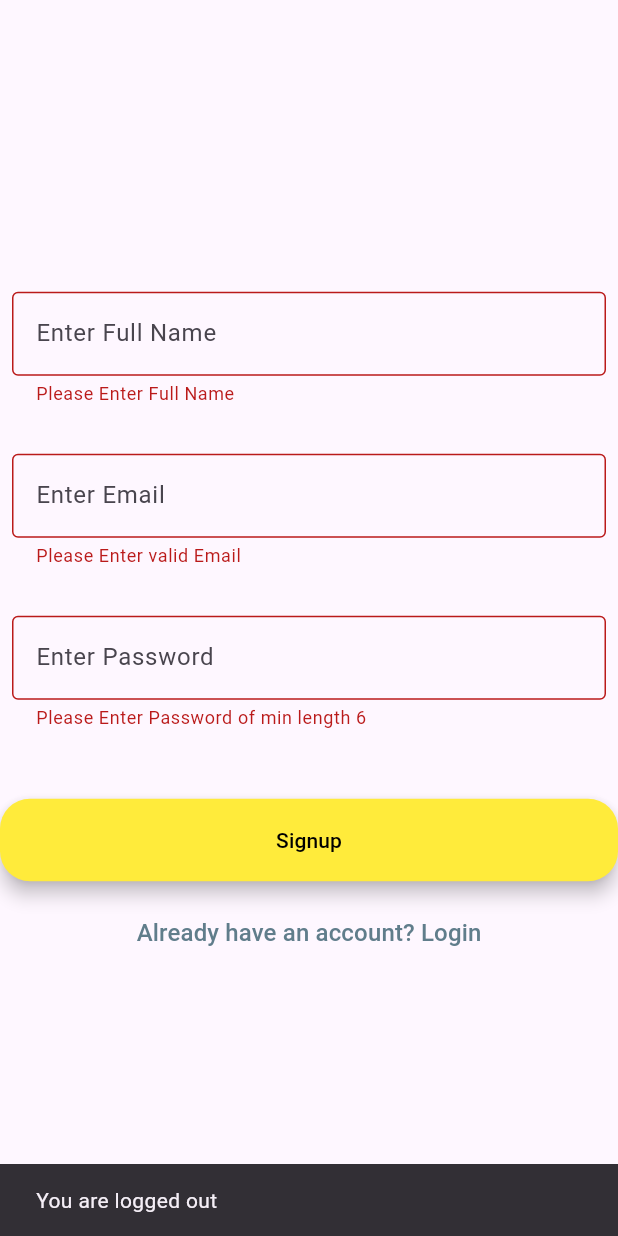
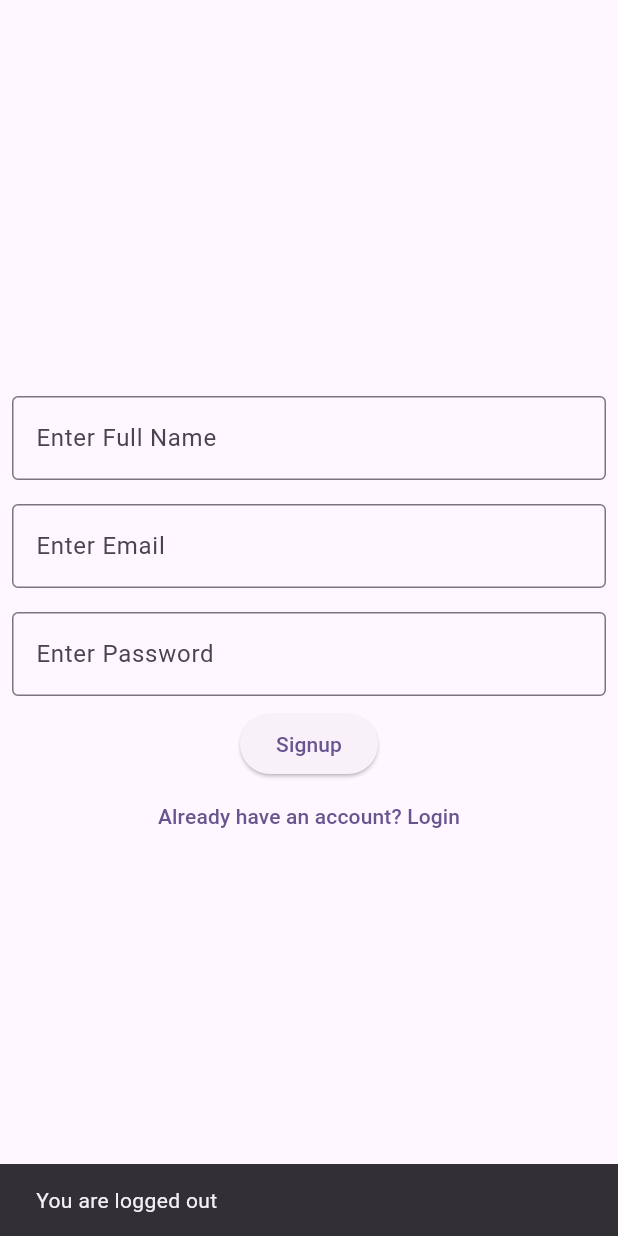
Before and after one commit to AbubakarSiddiquePA/healthy, a Flutter app: the screen it shows once a user with an empty profile is signed in, in the side drawer, after a tap on the "logout" icon, on a phone screen of 412 x 824 dp. Run offline on Flutter 3.47's test engine with Material 3 defaults, Android fonts, the phone set to English and light mode, and no system bars; our stand-ins replace cloud_firestore, firebase_auth, firebase_core, flutter_datetime_picker_plus, shared_preferences, table_calendar; accounts and stored records are empty.

Commit message:
provider added for auth part

```diff
--- a/lib/authentication/signin/signin.dart
+++ b/lib/authentication/signin/signin.dart
@@ -1,150 +1,78 @@
 import 'package:flutter/material.dart';
+import 'package:healthy/providers/loginprovider/loginform_provider.dart';
+import 'package:provider/provider.dart';
 import 'package:healthy/authentication/authfunctions/authfunctions.dart';
 
-class LoginForm extends StatefulWidget {
+class LoginForm extends StatelessWidget {
   const LoginForm({super.key});
 
   @override
-  State<LoginForm> createState() => _LoginFormState();
-}
-
-class _LoginFormState extends State<LoginForm> {
-  final _formKey = GlobalKey<FormState>();
-
-  String email = '';
-  String password = '';
-  String fullname = '';
-  bool login = false;
-
-  @override
   Widget build(BuildContext context) {
+    return Consumer<LoginFormState>(
+      builder: (context, formFieldState, _) {
         return Scaffold(
           body: Form(
-        key: _formKey,
             child: Column(
               mainAxisAlignment: MainAxisAlignment.center,
               children: [
-            // ======== Full Name ========
-            login
-                ? Container()
-                : Padding(
-                    padding:
-                        const EdgeInsets.symmetric(horizontal: 8, vertical: 16),
+                if (!formFieldState.login)
+                  Padding(
+                    padding: const EdgeInsets.all(8.0),
                     child: TextFormField(
-                      autovalidateMode: AutovalidateMode.always,
-                      key: const ValueKey('fullname'),
+                      onChanged: (value) => formFieldState.setFullname(value),
                       decoration: const InputDecoration(
                         border: OutlineInputBorder(),
                         hintText: 'Enter Full Name',
                       ),
-                      validator: (value) {
-                        if (value!.isEmpty) {
-                          return 'Please Enter Full Name';
-                        } else {
-                          return null;
-                        }
-                      },
-                      onSaved: (value) {
-                        setState(() {
-                          fullname = value!;
-                        });
-                      },
                     ),
                   ),
-
-            // ======== Email ========
                 Padding(
-              padding: const EdgeInsets.symmetric(horizontal: 8, vertical: 16),
+                  padding: const EdgeInsets.all(8.0),
                   child: TextFormField(
-                key: const ValueKey('email'),
-                autovalidateMode: AutovalidateMode.always,
+                    onChanged: (value) => formFieldState.setEmail(value),
                     decoration: const InputDecoration(
                       border: OutlineInputBorder(),
                       hintText: 'Enter Email',
                     ),
-                validator: (value) {
-                  if (value!.isEmpty || !value.contains('@')) {
-                    return 'Please Enter valid Email';
-                  } else {
-                    return null;
-                  }
-                },
-                onSaved: (value) {
-                  setState(() {
-                    email = value!;
-                  });
-                },
                   ),
                 ),
-            // ======== Password ========
                 Padding(
-              padding: const EdgeInsets.symmetric(horizontal: 8, vertical: 16),
+                  padding: const EdgeInsets.all(8.0),
                   child: TextFormField(
-                key: const ValueKey('password'),
-                autovalidateMode: AutovalidateMode.always,
+                    onChanged: (value) => formFieldState.setPassword(value),
                     obscureText: true,
                     decoration: const InputDecoration(
                       border: OutlineInputBorder(),
                       hintText: 'Enter Password',
                     ),
-                validator: (value) {
-                  if (value!.length < 6) {
-                    return 'Please Enter Password of min length 6';
-                  } else {
-                    return null;
-                  }
-                },
-                onSaved: (value) {
-                  setState(() {
-                    password = value!;
-                  });
-                },
                   ),
                 ),
-            const SizedBox(
-              height: 30,
+                ElevatedButton(
+                  onPressed: () {
+                    formFieldState.login
+                        ? AuthServices.signinUser(formFieldState.email,
+                            formFieldState.password, context)
+                        : AuthServices.signupUser(
+                            formFieldState.email,
+                            formFieldState.password,
+                            formFieldState.fullname,
+                            context);
+                  },
+                  child: Text(formFieldState.login ? 'Login' : 'Signup'),
                 ),
-            SizedBox(
-              height: 55,
-              width: double.infinity,
-              child: ElevatedButton(
-                  style: ElevatedButton.styleFrom(
-                    foregroundColor: Colors.black,
-                    backgroundColor: Colors.yellow,
-                    elevation: 5,
-                    shape: RoundedRectangleBorder(
-                      borderRadius: BorderRadius.circular(20),
+                TextButton(
+                  onPressed: () => formFieldState.toggleLogin(),
+                  child: Text(
+                    formFieldState.login
+                        ? "Don't have an account? Signup"
+                        : "Already have an account? Login",
                   ),
                 ),
-                  onPressed: () async {
-                    if (_formKey.currentState!.validate()) {
-                      _formKey.currentState!.save();
-                      login
-                          ? AuthServices.signinUser(email, password, context)
-                          : AuthServices.signupUser(
-                              email, password, fullname, context);
-                    }
-                  },
-                  child: Text(login ? 'Login' : 'Signup')),
-            ),
-            const SizedBox(
-              height: 10,
-            ),
-            TextButton(
-                onPressed: () {
-                  setState(() {
-                    login = !login;
-                  });
-                },
-                child: Text(
-                  login
-                      ? "Don't have an account? Signup"
-                      : "Already have an account? Login",
-                  style: const TextStyle(fontSize: 16, color: Colors.blueGrey),
-                ))
               ],
             ),
           ),
         );
+      },
+    );
   }
 }
--- a/lib/main.dart
+++ b/lib/main.dart
@@ -3,6 +3,8 @@ import 'package:firebase_core/firebase_core.dart';
 import 'package:flutter/material.dart';
 import 'package:healthy/authentication/signin/signin.dart';
 import 'package:healthy/homescreen/home.dart';
+import 'package:healthy/providers/loginprovider/loginform_provider.dart';
+import 'package:provider/provider.dart';
 
 void main() async {
   WidgetsFlutterBinding.ensureInitialized();
@@ -13,7 +15,14 @@ void main() async {
     messagingSenderId: "764846460901",
     projectId: "healthy-a9610",
   ));
-  runApp(const MyApp());
+  runApp(
+    MultiProvider(
+      providers: [
+        ChangeNotifierProvider<LoginFormState>(create: (_) => LoginFormState()),
+      ],
+      child: const MyApp(),
+    ),
+  );
 }
 
 class MyApp extends StatelessWidget {
```
Also changed, not shown: lib/providers/loginprovider/loginform_provider.dart (added, +28 -0 lines), lib/models/authmodel.dart (deleted). Lines whose indentation alone changed are shown as unchanged.
